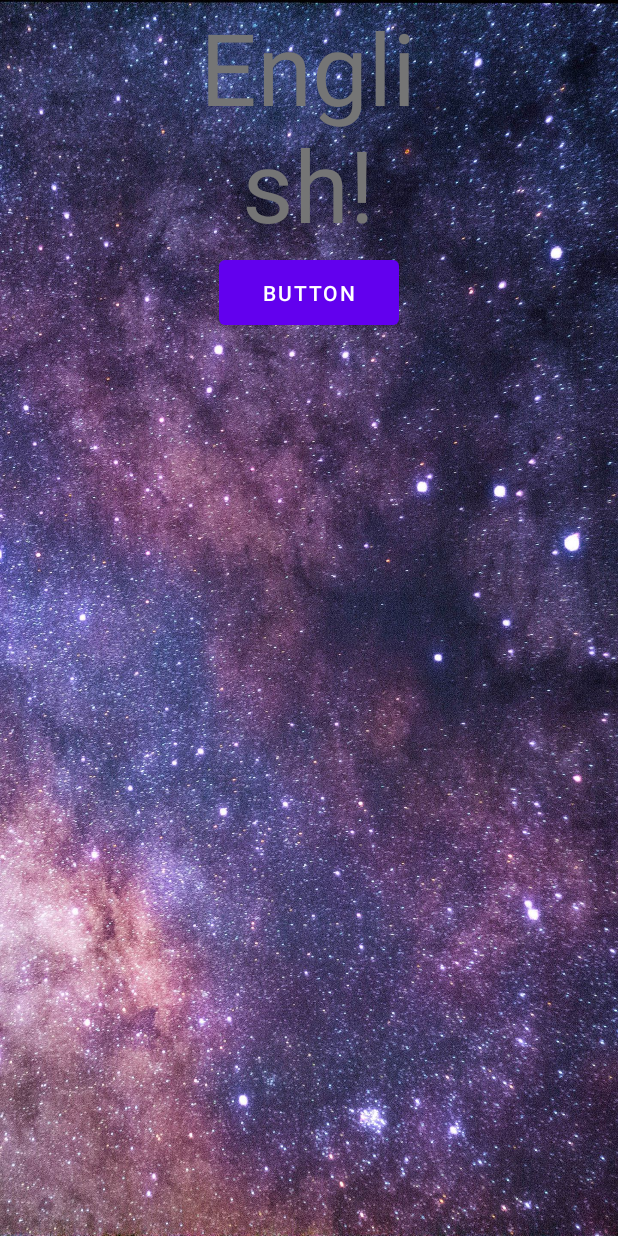
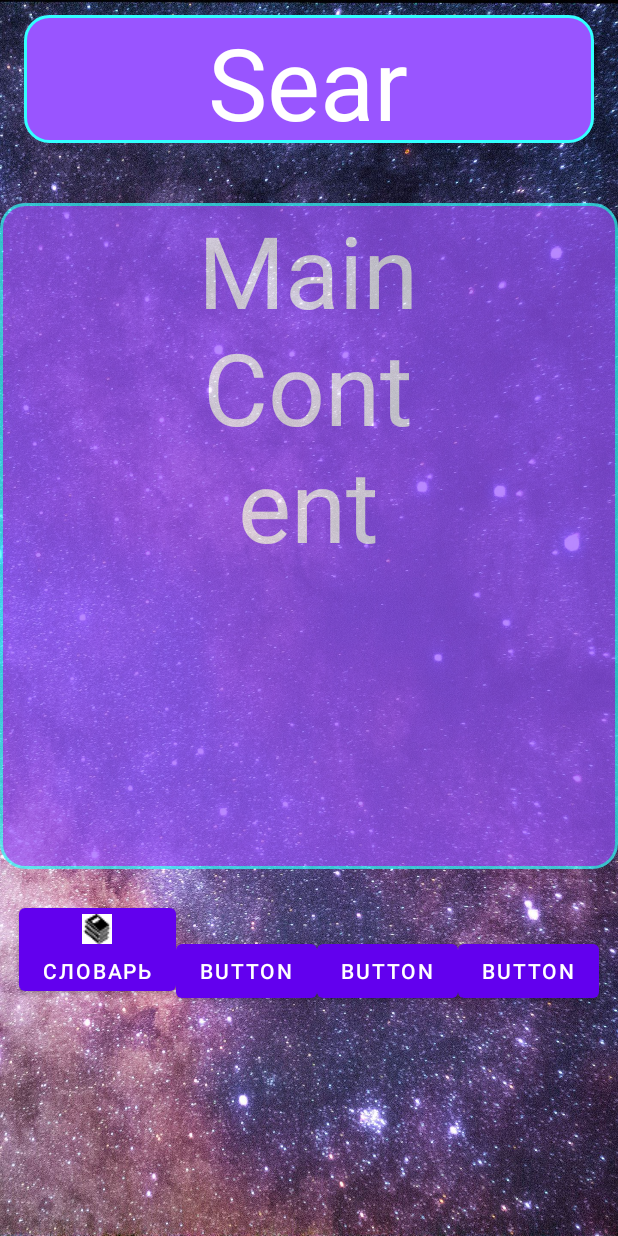
Before and after one commit to coldnsad/EnglishApp, an Android app: the screen it shows after launch (MainActivity), on a phone screen of 412 x 824 dp. Run offline under Robolectric (Android 15) with nearby library versions, the phone set to English and light mode, and no system bars.

Commit message:
Adeed some design on dictionary activity

```diff
--- /dev/null
+++ b/app/src/main/res/drawable/rounded.xml
@@ -0,0 +1,13 @@
+<?xml version="1.0" encoding="utf-8"?>
+<shape xmlns:android="http://schemas.android.com/apk/res/android">
+    <solid android:color="#95F" />
+    <stroke
+        android:width="2dip"
+        android:color="#3FF" />
+    <corners android:radius="16dip" />
+    <padding
+        android:bottom="0dip"
+        android:left="10dip"
+        android:right="10dip"
+        android:top="0dip" />
+</shape>
--- a/app/src/main/res/layout/activity_main.xml
+++ b/app/src/main/res/layout/activity_main.xml
@@ -9,20 +9,76 @@
     android:background="@drawable/main_bg"
     tools:context=".MainActivity">
 
+    <LinearLayout
+        android:layout_width="380dp"
+        android:layout_height="85dp"
+        android:layout_marginTop="10dp"
+        android:background="@drawable/rounded"
+        android:gravity="center_horizontal"
+        android:orientation="vertical">
+
         <TextView
-        android:id="@+id/textView"
+            android:id="@+id/textHeaderSearch"
             android:layout_width="163dp"
             android:layout_height="wrap_content"
-        android:text="@string/english"
+            android:text="Search"
             android:textAlignment="center"
-        android:textColor="#757575"
-        android:textSize="100px"/>
+            android:textColor="@color/white"
+            android:textSize="100px" />
+
+    </LinearLayout>
+
+    <LinearLayout
+        android:layout_width="match_parent"
+        android:layout_height="444dp"
+        android:layout_marginTop="40dp"
+        android:alpha="0.7"
+        android:background="@drawable/rounded"
+        android:gravity="center_horizontal"
+        android:orientation="vertical">
+
+        <TextView
+            android:id="@+id/textMainSearch"
+            android:layout_width="163dp"
+            android:layout_height="wrap_content"
+            android:text="Main Content"
+            android:textAlignment="center"
+            android:textColor="@color/white"
+            android:textSize="100px" />
+
+    </LinearLayout>
+
+    <LinearLayout
+        style="@style/TextIcon"
+        android:layout_width="match_parent"
+        android:layout_height="70dp"
+        android:layout_marginTop="20dp"
+        android:gravity="center_horizontal"
+        android:orientation="horizontal">
 
         <Button
-        android:id="@+id/button"
-        android:layout_width="120dp"
-        android:layout_height="55dp"
-        android:layout_marginTop="0dp"
+            android:id="@+id/buttonMain"
+            android:layout_width="wrap_content"
+            android:layout_height="wrap_content"
+            android:drawableTop="@drawable/book"
+            android:text="Словарь" />
+
+        <Button
+            android:id="@+id/buttonDictionary"
+            android:layout_width="wrap_content"
+            android:layout_height="wrap_content"
+            android:text="Button"/>
+        <Button
+            android:id="@+id/buttonSettings"
+            android:layout_width="wrap_content"
+            android:layout_height="wrap_content"
+            android:text="Button"/>
+        <Button
+            android:id="@+id/buttonProfile"
+            android:layout_width="wrap_content"
+            android:layout_height="wrap_content"
             android:text="Button"/>
 
     </LinearLayout>
+
+</LinearLayout>
--- a/app/src/main/res/values/strings.xml
+++ b/app/src/main/res/values/strings.xml
@@ -1,4 +1,6 @@
 <resources>
     <string name="app_name">EnglishApp</string>
     <string name="english">English!</string>
+    <string name="fa_icon_book">\uf02d!</string>
+
 </resources>
--- /dev/null
+++ b/app/src/main/res/values/styles.xml
@@ -0,0 +1,6 @@
+<?xml version="1.0" encoding="utf-8"?>
+<resources>
+    <style name="TextIcon">
+        <item name="fontFamily">@font/font_awesome</item>
+    </style>
+</resources>
```
Also changed, not shown: app/src/main/res/drawable/book.png (added), app/src/main/res/font/font_awesome.ttf (added). Lines whose indentation alone changed are shown as unchanged.
